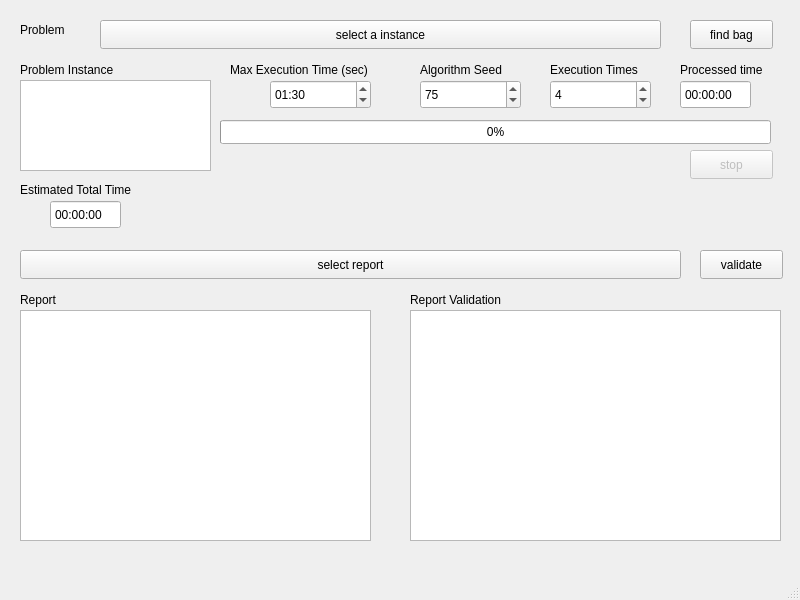
The window that knapsackwindow.ui (alangomes7/Knapsack-problem) describes before a commit, drawn with Qt 5.
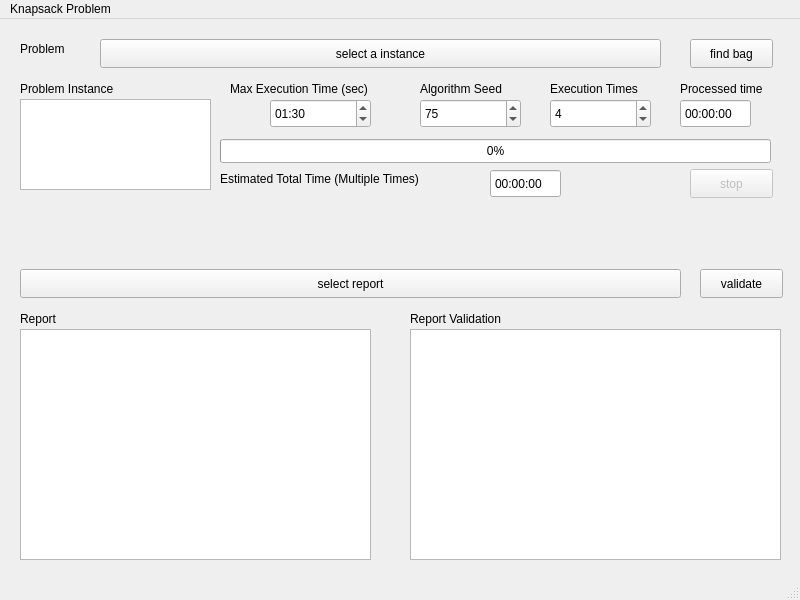
The same window after the commit.

```diff
--- a/knapsackwindow.ui
+++ b/knapsackwindow.ui
@@ -236,14 +236,14 @@
    <widget class="QLabel" name="label_estimatedTotalTime">
     <property name="geometry">
      <rect>
-      <x>20</x>
-      <y>180</y>
-      <width>141</width>
+      <x>220</x>
+      <y>150</y>
+      <width>261</width>
       <height>20</height>
      </rect>
     </property>
     <property name="text">
-     <string>Estimated Total Time</string>
+     <string>Estimated Total Time (Multiple Times)</string>
     </property>
    </widget>
    <widget class="QPushButton" name="pushButton_stop">
@@ -265,8 +265,8 @@
    <widget class="QTimeEdit" name="timeEdit_estimatedTotalTime">
     <property name="geometry">
      <rect>
-      <x>50</x>
-      <y>200</y>
+      <x>490</x>
+      <y>150</y>
       <width>71</width>
       <height>29</height>
      </rect>
@@ -377,6 +377,12 @@
      <height>25</height>
     </rect>
    </property>
+   <widget class="QMenu" name="menuKnapsack_Problem">
+    <property name="title">
+     <string>Knapsack Problem</string>
+    </property>
+   </widget>
+   <addaction name="menuKnapsack_Problem"/>
   </widget>
   <widget class="QStatusBar" name="statusbar"/>
  </widget>
```
